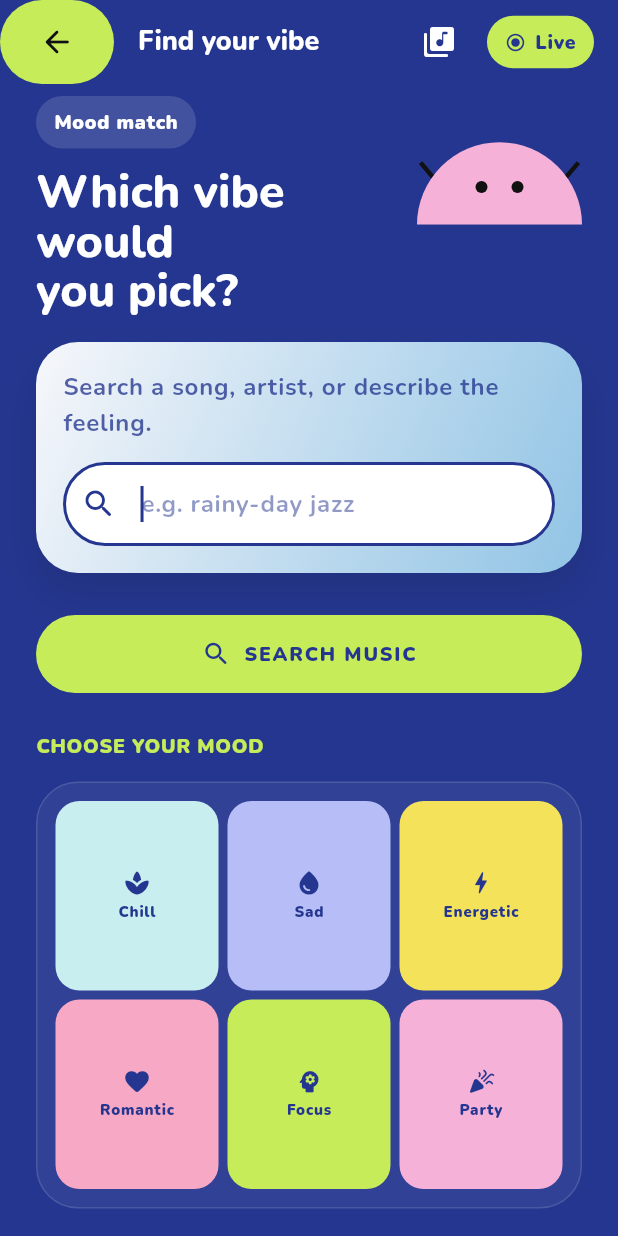
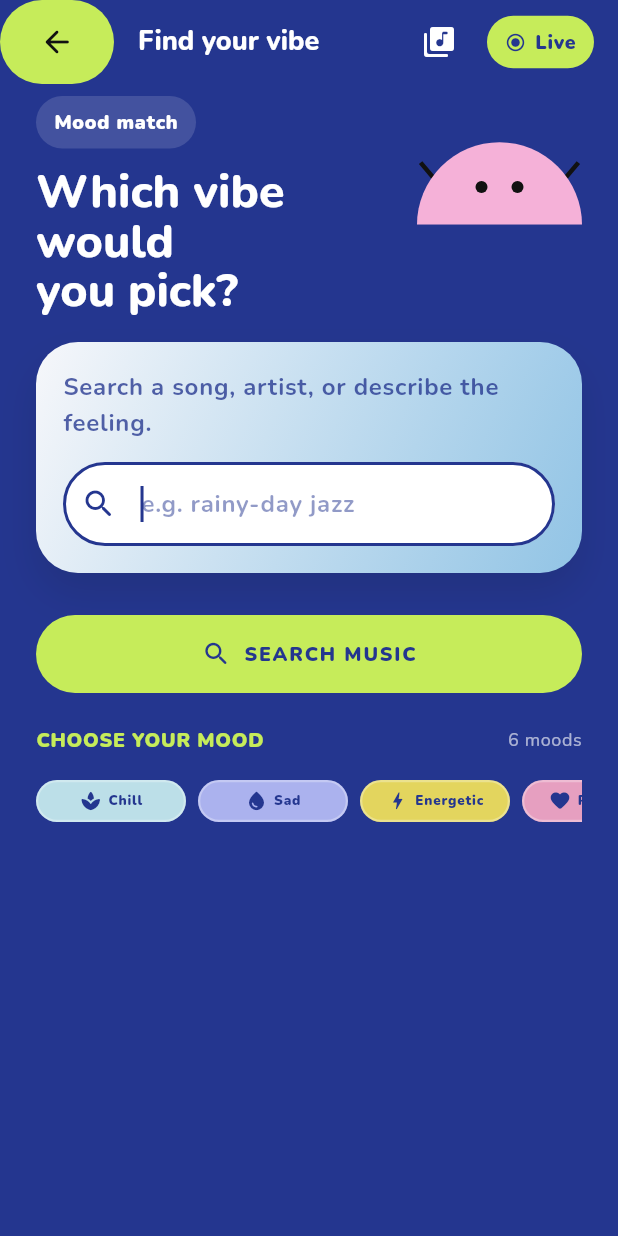
Before and after one commit to waadosama/Mzaj_app, a Flutter app: the SearchScreen screen opened directly, on a phone screen of 412 x 824 dp. Run offline on Flutter 3.47's test engine with Material 3 defaults, Android fonts, the phone set to English and light mode, and no system bars; our stand-ins replace cached_network_image, google_fonts, just_audio, sqflite; accounts and stored records are empty.

Commit message:
Edit_moods

```diff
--- a/lib/providers/app_providers.dart
+++ b/lib/providers/app_providers.dart
@@ -1,4 +1,5 @@
 import 'package:flutter/foundation.dart';
+import 'package:just_audio/just_audio.dart';
 
 import '../models/playlist.dart';
 import '../models/song.dart';
@@ -66,6 +67,7 @@ class PlayerProvider extends ChangeNotifier {
   final AudioService _audio;
 
   Song? get currentSong => _audio.currentSong;
+  Stream<PlayerState> get playerStateStream => _audio.playerStateStream;
   Stream<Duration> get positionStream => _audio.positionStream;
   Stream<Duration?> get durationStream => _audio.durationStream;
   bool get isPlaying => _audio.isPlaying;
@@ -85,7 +87,6 @@ class PlayerProvider extends ChangeNotifier {
   Future<void> pause() async {
     if (currentSong == null) return;
     await _audio.pause();
-    notifyListeners();
   }
 
   bool isCurrentSong(Song song) => _audio.currentSong?.id == song.id;
--- a/lib/screens/search_screen.dart
+++ b/lib/screens/search_screen.dart
@@ -96,44 +96,44 @@ class _SearchScreenState extends State<SearchScreen> {
         onTap: _isGenerating
             ? null
             : () => _generateMoodPlaylist(mood.$2, mood.$3),
-        borderRadius: BorderRadius.circular(24),
+        borderRadius: BorderRadius.circular(999),
         child: AnimatedContainer(
           duration: const Duration(milliseconds: 180),
-          padding: const EdgeInsets.all(6),
+          padding: const EdgeInsets.symmetric(horizontal: 8, vertical: 5),
           decoration: BoxDecoration(
-            color: isSelected ? MzajColors.white : mood.$4,
-            borderRadius: BorderRadius.circular(16),
+            color: isSelected
+                ? MzajColors.lime
+                : mood.$4.withValues(alpha: 0.92),
+            borderRadius: BorderRadius.circular(999),
             border: Border.all(
-              color: isSelected ? MzajColors.navy : Colors.transparent,
-              width: 3,
+              color: isSelected
+                  ? MzajColors.white
+                  : MzajColors.white.withValues(alpha: 0.3),
+              width: 1.5,
             ),
           ),
-          child: Stack(
-            alignment: Alignment.center,
+          child: Row(
+            mainAxisAlignment: MainAxisAlignment.center,
+            mainAxisSize: MainAxisSize.min,
             children: [
-              Column(
-                mainAxisAlignment: MainAxisAlignment.center,
-                crossAxisAlignment: CrossAxisAlignment.center,
-                children: [
-                  Icon(mood.$1, color: MzajColors.navy, size: 19),
-                  const SizedBox(height: 3),
-                  FittedBox(
+              Icon(mood.$1, color: MzajColors.navy, size: 15),
+              const SizedBox(width: 4),
+              Flexible(
+                child: FittedBox(
                   fit: BoxFit.scaleDown,
                   child: Text(
                     mood.$2,
                     maxLines: 1,
                     style: Theme.of(context).textTheme.labelLarge?.copyWith(
                       color: MzajColors.navy,
-                        fontSize: 10,
+                      fontSize: 9,
                     ),
                   ),
                 ),
-                ],
               ),
               if (isSelected)
-                const Positioned(
-                  right: 0,
-                  bottom: 0,
+                const Padding(
+                  padding: EdgeInsets.only(left: 3),
                   child: Icon(
                     Icons.check_rounded,
                     color: MzajColors.navy,
@@ -326,34 +326,40 @@ class _SearchScreenState extends State<SearchScreen> {
               icon: Icons.search_rounded,
               onPressed: _isGenerating ? null : () => _search(_controller.text),
             ),
-            const SizedBox(height: 26),
+            const SizedBox(height: 22),
+            Row(
+              mainAxisAlignment: MainAxisAlignment.spaceBetween,
+              children: [
                 Text(
                   'CHOOSE YOUR MOOD',
                   style: Theme.of(
                     context,
                   ).textTheme.labelLarge?.copyWith(color: MzajColors.lime),
                 ),
-            const SizedBox(height: 14),
-            Container(
-              width: double.infinity,
-              padding: const EdgeInsets.all(12),
-              decoration: BoxDecoration(
-                color: MzajColors.white.withValues(alpha: 0.06),
-                borderRadius: BorderRadius.circular(28),
-                border: Border.all(
-                  color: MzajColors.white.withValues(alpha: 0.12),
+                Text(
+                  '${_moods.length} moods',
+                  style: Theme.of(context).textTheme.bodySmall?.copyWith(
+                    color: MzajColors.white.withValues(alpha: 0.62),
                   ),
                 ),
-              child: GridView.count(
-                crossAxisCount: 3,
-                mainAxisSpacing: 6,
-                crossAxisSpacing: 6,
-                childAspectRatio: 0.86,
-                shrinkWrap: true,
-                physics: const NeverScrollableScrollPhysics(),
+              ],
+            ),
+            const SizedBox(height: 10),
+            SizedBox(
+              height: 42,
+              child: SingleChildScrollView(
+                scrollDirection: Axis.horizontal,
+                child: Row(
                   children: [
-                  for (final mood in _moods) _buildMoodCard(context, mood),
+                    for (var index = 0; index < _moods.length; index++) ...[
+                      SizedBox(
+                        width: 100,
+                        child: _buildMoodCard(context, _moods[index]),
+                      ),
+                      if (index < _moods.length - 1) const SizedBox(width: 8),
                     ],
+                  ],
+                ),
               ),
             ),
             const SizedBox(height: 12),
--- a/lib/widgets/result_card.dart
+++ b/lib/widgets/result_card.dart
@@ -106,9 +106,9 @@ class ResultCard extends StatelessWidget {
   @override
   Widget build(BuildContext context) {
     final cardColor = _cardColors[index % _cardColors.length];
-    final player = context.watch<PlayerProvider>();
-    final isCurrent = player.isCurrentSong(song);
-    final isPlaying = isCurrent && player.isPlaying;
+    final isPlaying = context.select<PlayerProvider, bool>(
+      (player) => player.isCurrentSong(song) && player.isPlaying,
+    );
 
     return Padding(
       padding: const EdgeInsets.only(bottom: 16),
```
Also changed, not shown: lib/screens/now_playing_screen.dart (+32 -32 lines), lib/screens/results_screen.dart (+26 -9 lines), lib/widgets/progress_panel.dart (+9 -9 lines), lib/screens/screen.dart (added). Lines whose indentation alone changed are shown as unchanged.
